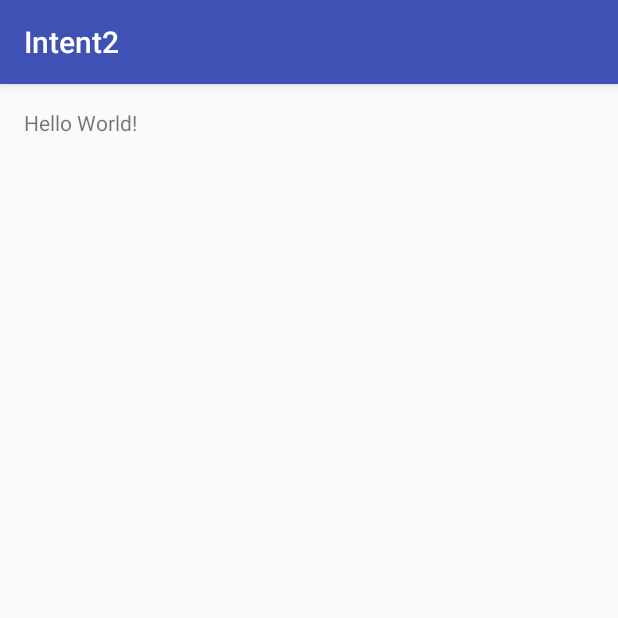
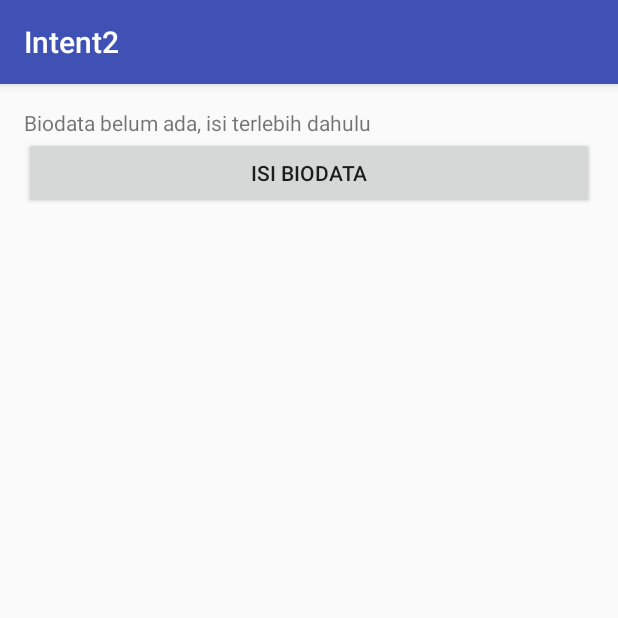
Before and after one commit to AnisaShintaM/Intent2, an Android app: the screen it shows after launch (MainActivity), on a phone screen of 412 x 824 dp, the top half of it. Run offline under Robolectric (Android 15) with nearby library versions, the phone set to English and light mode, and no system bars.

Commit message:
startActivityForResult Final

```diff
--- a/app/src/main/res/layout/activity_main.xml
+++ b/app/src/main/res/layout/activity_main.xml
@@ -11,7 +11,19 @@
     tools:context="id.sch.smktelkom_mlg.learn.intent2.MainActivity">
 
     <TextView
-        android:text="Hello World!"
+        android:text="Biodata belum ada, isi terlebih dahulu"
         android:layout_width="wrap_content"
-        android:layout_height="wrap_content" />
+        android:layout_height="wrap_content"
+        android:id="@+id/textViewBiodata" />
+
+    <Button
+        android:layout_width="wrap_content"
+        android:layout_height="wrap_content"
+        android:text="Isi Biodata"
+        android:id="@+id/buttonInput"
+        android:layout_below="@+id/textViewBiodata"
+        android:layout_alignParentLeft="true"
+        android:layout_alignParentStart="true"
+        android:layout_alignParentRight="true"
+        android:layout_alignParentEnd="true" />
 </RelativeLayout>
```
Also changed, not shown: app/src/main/AndroidManifest.xml (+4 -3 lines), app/src/main/java/id/sch/smktelkom_mlg/learn/intent2/InputActivity.java (added, +43 -0 lines), app/src/main/java/id/sch/smktelkom_mlg/learn/intent2/MainActivity.java (+32 -0 lines), app/src/main/res/layout/activity_input.xml (added, +35 -0 lines).
